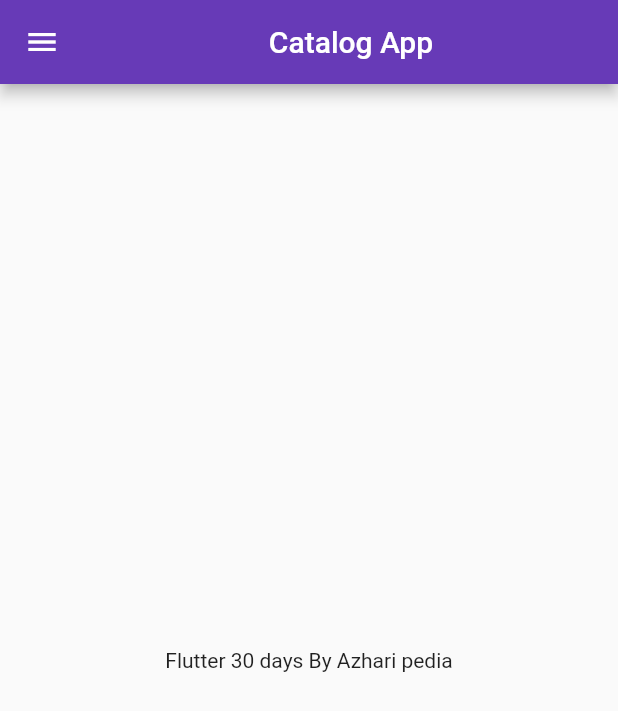
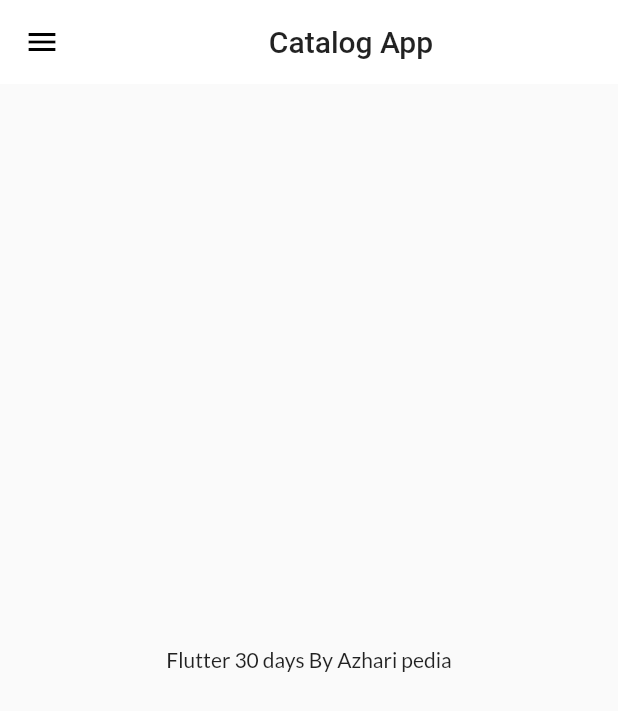
Before and after one commit to razacreative/coralog_app, a Flutter app: the screen it shows after launch, on a phone screen of 412 x 824 dp. Shown: the top 711 px of the screen. Run offline on Flutter 3.47's test engine with Material 2 defaults, Android fonts, the phone set to English and light mode, and no system bars; our stand-ins replace google_fonts.

Commit message:
Theme Completed

```diff
--- a/lib/main.dart
+++ b/lib/main.dart
@@ -2,29 +2,28 @@ import 'package:flutter/material.dart';
 import 'package:flutter_catalog/pages/home_page.dart';
 import 'package:flutter_catalog/pages/login_page.dart';
 import 'package:flutter_catalog/utills/my_routes.dart';
+import 'package:flutter_catalog/widgets/themes.dart';
+import 'package:google_fonts/google_fonts.dart';
 
 void main() {
   runApp(MyApp());
 }
+
 // git push --set-upstream origin day6
 class MyApp extends StatelessWidget {
   @override
   Widget build(BuildContext context) {
     return MaterialApp(
-   //  initialRoute: '/home',
+      debugShowCheckedModeBanner: false,
+      themeMode: ThemeMode.light,
+      theme: MyTheme.lightTheme(context),
+      darkTheme: MyTheme.darkTheme(context),
+      //  initialRoute: '/home',
       routes: {
         '/': (context) => HomePage(),
-         MyRoutes.loginRoutes: (context) => LoginPage(),
-         MyRoutes.homeRoutes: (context) => HomePage(),
+        MyRoutes.loginRoutes: (context) => LoginPage(),
+        MyRoutes.homeRoutes: (context) => HomePage(),
       },
-      debugShowCheckedModeBanner: false,
-      themeMode: ThemeMode.light,
-      darkTheme: ThemeData(
-        brightness: Brightness.light,
-      ),
-       theme: ThemeData(
-        primarySwatch: Colors.deepPurple,
-      ),
       //  home: HomePage(),
     );
   }
--- a/lib/pages/home_page.dart
+++ b/lib/pages/home_page.dart
@@ -10,7 +10,7 @@ class _HomePageState extends State<HomePage> {
   @override
   Widget build(BuildContext context) {
     return Scaffold(
-      appBar: AppBar(title: Center(child: Text('Catalog App'))),
+      appBar: AppBar(title: Center(child: Text('Catalog App'),),),
       body: Container(
         child: Center(
           child: Text('Flutter 30 days By Azhari pedia'),
--- a/lib/widgets/drawer.dart
+++ b/lib/widgets/drawer.dart
@@ -2,7 +2,8 @@ import 'package:flutter/material.dart';
 
 class MyDrawer extends StatelessWidget {
   const MyDrawer({Key key}) : super(key: key);
-
+  final networkImage =
+      'https://images.unsplash.com/photo-1611362487355-757f215bb5ec?ixid=MnwxMjA3fDB8MHxwaG90by1wYWdlfHx8fGVufDB8fHx8&ixlib=rb-1.2.1&auto=format&fit=crop&w=750&q=80';
   @override
   Widget build(BuildContext context) {
     return Drawer(
@@ -16,7 +17,9 @@ class MyDrawer extends StatelessWidget {
                 margin: EdgeInsets.zero,
                 accountName: Text('Azhari Pedia'),
                 accountEmail: Text('azharipedia@gmail.com'),
-                currentAccountPicture: CircleAvatar(),
+                currentAccountPicture: CircleAvatar(
+                  backgroundImage: NetworkImage(networkImage),
+                ),
                 //   currentAccountPicture: Image.asset('assets/pro_2.png'),
               ),
             ),
--- /dev/null
+++ b/lib/widgets/themes.dart
@@ -0,0 +1,18 @@
+import 'package:flutter/material.dart';
+import 'package:google_fonts/google_fonts.dart';
+
+class MyTheme {
+  static ThemeData lightTheme(BuildContext context) => ThemeData(
+        primarySwatch: Colors.deepPurple,
+        fontFamily: GoogleFonts.lato().fontFamily,
+        appBarTheme: AppBarTheme(
+          color: Colors.white,
+          elevation: 0.0,
+          iconTheme: IconThemeData(color: Colors.black),
+          textTheme: Theme.of(context).textTheme,
+        ),
+      );
+       static ThemeData darkTheme(BuildContext context) => ThemeData(
+        brightness: Brightness.dark,
+      );
+}
--- a/pubspec.yaml
+++ b/pubspec.yaml
@@ -23,6 +23,7 @@ environment:
 dependencies:
   flutter:
     sdk: flutter
+  google_fonts: ^2.1.0
 
 
   # The following adds the Cupertino Icons font to your application.
```
Also changed, not shown: pubspec.lock.
